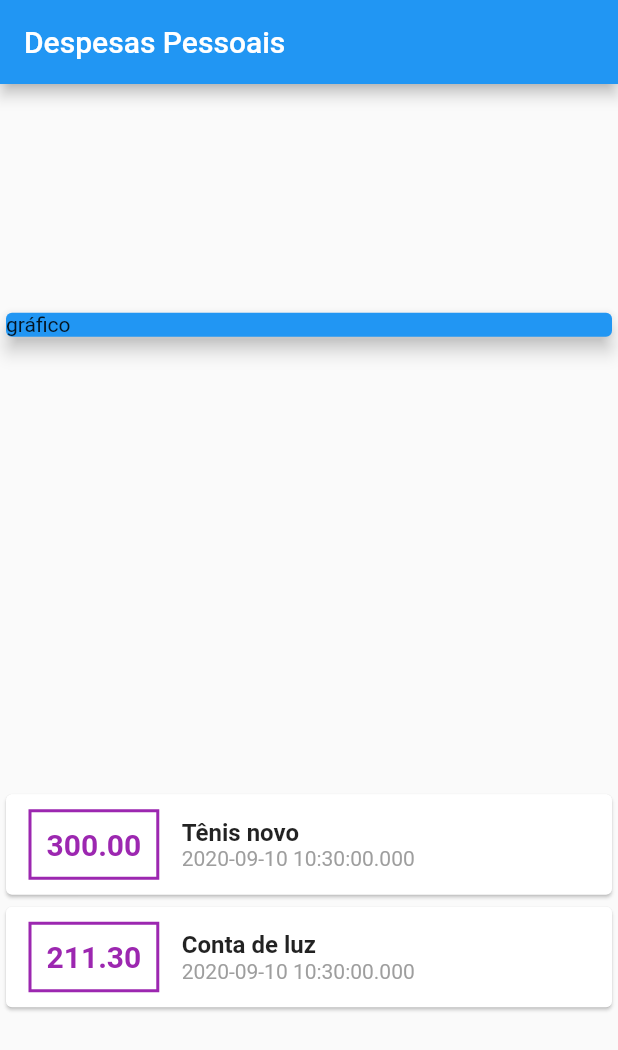
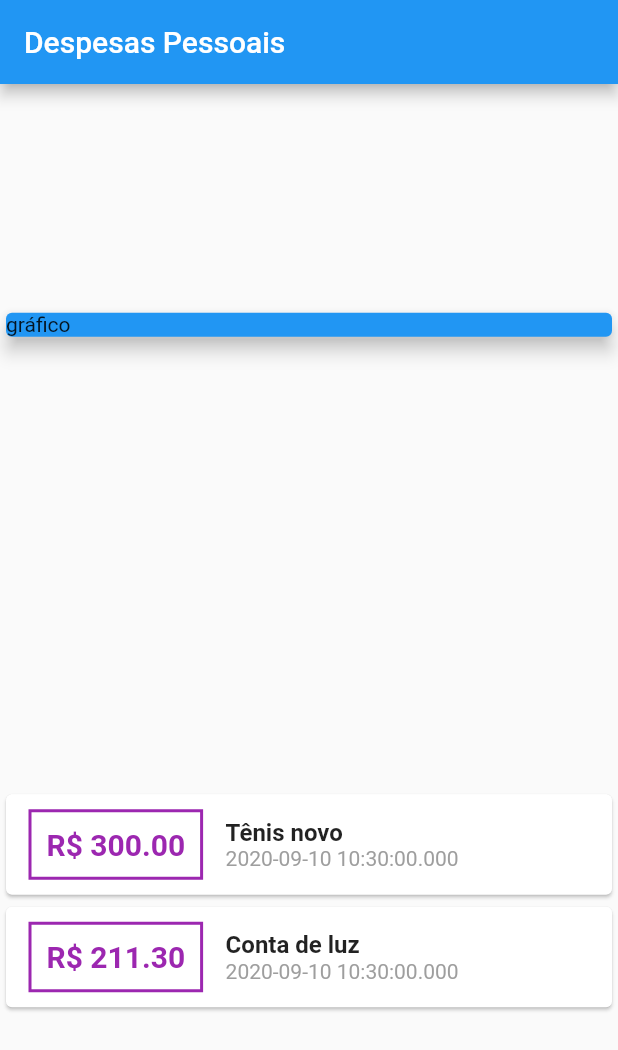
Before and after one commit to italosilva07/Udemy-Flutter-Cod3rCursosOnline-App_Despesas_Pessoais, a Flutter app: the screen it shows after launch, on a phone screen of 412 x 824 dp. Shown: the top 1050 px of the screen. Run offline on Flutter 3.47's test engine with Material 2 defaults, Android fonts, the phone set to English and light mode, and no system bars.

Commit message:
Adicionando interpolacao para exibir simbolo de rais

```diff
--- a/lib/main.dart
+++ b/lib/main.dart
@@ -61,7 +61,7 @@ class MyHomePage extends StatelessWidget {
                             ),
                             padding: EdgeInsets.all(10),
                             child: Text(
-                              tr.value.toStringAsFixed(2).toString(),
+                              "R\$ ${tr.value.toStringAsFixed(2)}",
                               style: TextStyle(
                                 fontWeight: FontWeight.bold,
                                 fontSize: 20,
```
